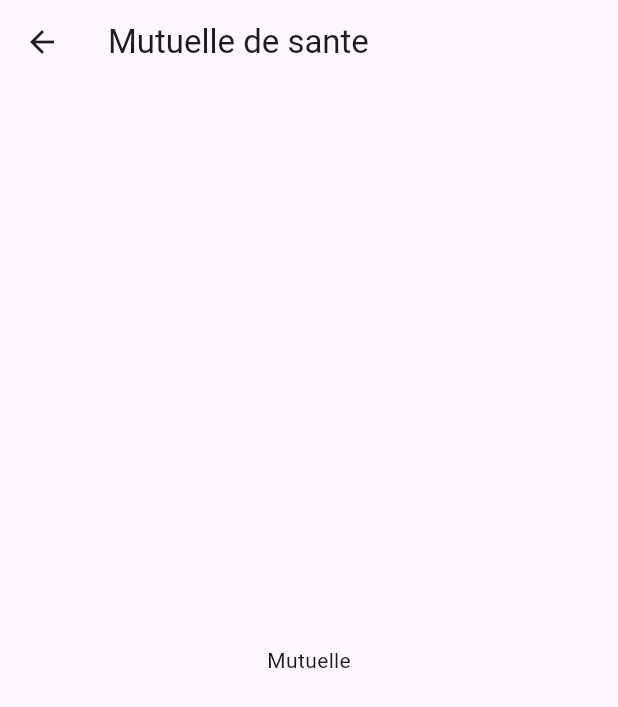
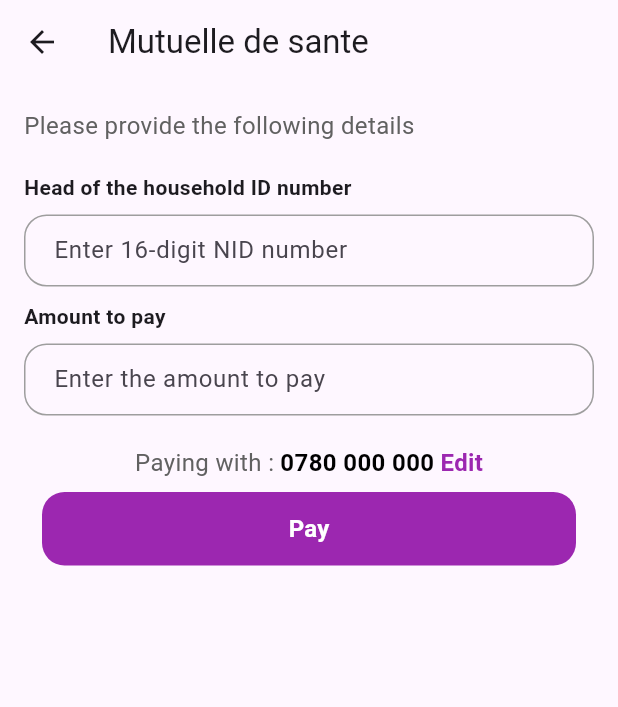
Before and after one commit to nkusikevin/pass-poc, a Flutter app: the MutuellePage screen opened directly, on a phone screen of 412 x 824 dp. Shown: the top 707 px of the screen. Run offline on Flutter 3.47's test engine with Material 3 defaults, Android fonts, the phone set to English and light mode, and no system bars; our stand-ins replace font_awesome_flutter.

Commit message:
added dynamic forms and fields

```diff
--- a/ipass_poc/lib/pages/mutuelle/page.dart
+++ b/ipass_poc/lib/pages/mutuelle/page.dart
@@ -1,4 +1,5 @@
 import 'package:flutter/material.dart';
+import 'package:ipass_poc/util/form_render.dart';
 
 class MutuellePage extends StatelessWidget {
   const MutuellePage({super.key});
@@ -9,8 +10,137 @@ class MutuellePage extends StatelessWidget {
       appBar: AppBar(
         title: Text('Mutuelle de sante'),
       ),
-      body: const Center(
-        child: Text('Mutuelle'),
+      body: Container(
+        padding: const EdgeInsets.all(16),
+        child: Column(
+          crossAxisAlignment: CrossAxisAlignment.start,
+          children: [
+            Text(
+              'Please provide the following details',
+              style: TextStyle(
+                fontSize: 16,
+                color: Colors.grey.shade700,
+              ),
+            ),
+            const SizedBox(height: 20),
+            FormRenderer(
+              formConfig: const [
+                // {
+                //   "key": "APPLICANT_FIRST_NAME",
+                //   "type": "custom-input",
+                //   "templateOptions": {
+                //     "required": true,
+                //     "textlabel": "First Name",
+                //     "placeholder": "Enter first name",
+                //   },
+                // },
+                // {
+                //   "key": "SPACE",
+                //   "type": "custom-space",
+                //   "templateOptions": {
+                //     "height": 30,
+                //   },
+                // },
+                // {
+                //   "key": "GENDER",
+                //   "type": "custom-radio",
+                //   "templateOptions": {
+                //     "textlabel": "Gender",
+                //     "options": [
+                //       {"label": "Male", "value": "male"},
+                //       {"label": "Female", "value": "female"},
+                //       {"label": "They", "value": "they"},
+                //     ],
+                //   },
+                // },
+                // {
+                //   "key": "COUNTRY",
+                //   "type": "custom-dropdown",
+                //   "templateOptions": {
+                //     "textlabel": "Country",
+                //     "options": [
+                //       {"label": "United States", "value": "us"},
+                //       {"label": "Canada", "value": "ca"},
+                //       {"label": "United Kingdom", "value": "uk"},
+                //     ],
+                //   },
+                // },
+                {
+                  "key": "NID_NUMBER",
+                  "type": "nid-fetch",
+                  "templateOptions": {
+                    "textlabel": "Head of the household ID number",
+                    "placeholder": "Enter 16-digit NID number",
+                  },
+                },
+                  {
+                  "key": "SPACE",
+                  "type": "custom-space",
+                  "templateOptions": {
+                    "height": 10,
+                  },
+                },
+                {
+                  "key": "AMOUNT",
+                  "type": "custom-input",
+                  "templateOptions": {
+                    "required": true,
+                    "textlabel": "Amount to pay",
+                    "placeholder": "Enter the amount to pay",
+                  },
+                },
+              ],
+            ),
+            const SizedBox(height: 20),
+
+            Center(
+              child: Row(
+                mainAxisAlignment: MainAxisAlignment.center,
+                children: [
+                  Text('Paying with :',
+                      style:
+                          TextStyle(fontSize: 16, color: Colors.grey.shade700)),
+                  const SizedBox(width: 4),
+                  const Text('0780 000 000',
+                      style: TextStyle(
+                          fontSize: 16,
+                          color: Colors.black,
+                          fontWeight: FontWeight.bold)),
+                  const SizedBox(width: 4),
+                  const Text('Edit',
+                      style: TextStyle(
+                          fontSize: 16,
+                          color: Colors.purple,
+                          fontWeight: FontWeight.bold)),
+                ],
+              ),
+            ),
+
+            TextButton(
+              onPressed: () {},
+              child: Container(
+                padding: const EdgeInsets.all(13),
+                width: double.infinity,
+                decoration: BoxDecoration(
+                  color: Colors.purple,
+                  borderRadius: BorderRadius.circular(15),
+                ),
+                child: const Center(
+                  child: Text(
+                    'Pay',
+                    style: TextStyle(
+                      color: Colors.white,
+                      fontSize: 16,
+                      fontWeight: FontWeight.bold,
+                    ),
+                  ),
+                ),
+              ),
+            )
+
+            // FormRenderer().getSubmitButton(),
+          ],
+        ),
       ),
     );
   }
--- /dev/null
+++ b/ipass_poc/lib/util/form_render.dart
@@ -0,0 +1,224 @@
+import 'package:flutter/material.dart';
+
+import 'nid_fetch.dart';
+
+class FormRenderer extends StatefulWidget {
+  final List<Map<String, dynamic>> formConfig;
+
+  FormRenderer({required this.formConfig});
+
+  @override
+  _FormRendererState createState() => _FormRendererState();
+}
+
+class _FormRendererState extends State<FormRenderer> {
+  final _formKey = GlobalKey<FormState>();
+  late Map<String, dynamic> _formData;
+
+  @override
+  void initState() {
+    super.initState();
+    _formData = {};
+  }
+
+  @override
+  Widget build(BuildContext context) {
+    return Form(
+      key: _formKey,
+      child: Column(
+        children: [
+          for (final fieldConfig in widget.formConfig)
+            _buildFormField(fieldConfig),
+
+        ],
+      ),
+    );
+  }
+
+  Widget _buildFormField(Map<String, dynamic> fieldConfig) {
+    final type = fieldConfig['type'];
+    final options = fieldConfig['templateOptions'];
+
+    switch (type) {
+      case 'custom-input':
+        return Column(
+          crossAxisAlignment: CrossAxisAlignment.start,
+          children: [
+            Text(
+              options['textlabel'],
+              style: const TextStyle(fontWeight: FontWeight.bold),
+            ),
+            const SizedBox(height: 8),
+            TextFormField(
+              validator: (value) =>
+                  options['required'] && (value == null || value.isEmpty)
+                      ? options['textlabel']
+                      : null,
+              decoration: InputDecoration(
+                contentPadding:
+                    const EdgeInsets.symmetric(horizontal: 16, vertical: 8),
+                hintText: options['placeholder'],
+                border: OutlineInputBorder(
+                  borderRadius: BorderRadius.circular(15),
+                  borderSide: const BorderSide(color: Colors.grey),
+                ),
+                enabledBorder: OutlineInputBorder(
+                  borderRadius: BorderRadius.circular(15),
+                  borderSide: const BorderSide(color: Colors.grey),
+                ),
+                focusedBorder: OutlineInputBorder(
+                  borderRadius: BorderRadius.circular(15),
+                  borderSide: const BorderSide(color: Colors.grey),
+                ),
+              ),
+              onSaved: (value) => _formData[fieldConfig['key']] = value,
+            ),
+          ],
+        );
+      case 'custom-radio':
+        return Column(
+          crossAxisAlignment: CrossAxisAlignment.start,
+          children: [
+            Text(
+              options['textlabel'],
+              style: const TextStyle(fontWeight: FontWeight.bold),
+            ),
+            const SizedBox(height: 8),
+            Align(
+              alignment: Alignment.centerLeft,
+              child: SingleChildScrollView(
+                scrollDirection: Axis.horizontal,
+                child: Row(
+                  mainAxisAlignment: MainAxisAlignment.start,
+                  children: [
+                    for (final option in options['options']) ...[
+                      Transform.translate(
+                        offset: const Offset(-10, 0),
+                        child: Radio<dynamic>(
+                          value: option['value'],
+                          groupValue: _formData[fieldConfig['key']],
+                          onChanged: (value) => setState(
+                              () => _formData[fieldConfig['key']] = value),
+                          materialTapTargetSize:
+                              MaterialTapTargetSize.shrinkWrap,
+                        ),
+                      ),
+                      Text(option['label']),
+                      const SizedBox(width: 16),
+                    ],
+                  ],
+                ),
+              ),
+            ),
+          ],
+        );
+      case 'custom-dropdown':
+        return Column(
+          crossAxisAlignment: CrossAxisAlignment.start,
+          children: [
+            Text(
+              options['textlabel'],
+              style: const TextStyle(fontWeight: FontWeight.bold),
+            ),
+            const SizedBox(height: 8),
+            DropdownButtonFormField(
+              decoration: InputDecoration(
+                contentPadding:
+                    const EdgeInsets.symmetric(horizontal: 16, vertical: 8),
+                border: OutlineInputBorder(
+                  borderRadius: BorderRadius.circular(15),
+                  borderSide: const BorderSide(color: Colors.grey),
+                ),
+                enabledBorder: OutlineInputBorder(
+                  borderRadius: BorderRadius.circular(15),
+                  borderSide: const BorderSide(color: Colors.grey),
+                ),
+                focusedBorder: OutlineInputBorder(
+                  borderRadius: BorderRadius.circular(15),
+                  borderSide: const BorderSide(color: Colors.grey),
+                ),
+              ),
+              items: [
+                for (final option in options['options'])
+                  DropdownMenuItem(
+                    value: option['value'],
+                    child: Text(option['label']),
+                  ),
+              ],
+              onChanged: (value) =>
+                  setState(() => _formData[fieldConfig['key']] = value),
+              value: _formData[fieldConfig['key']],
+            ),
+          ],
+        );
+      case 'custom-checkbox':
+        return Column(
+          crossAxisAlignment: CrossAxisAlignment.start,
+          children: [
+            Text(options['textlabel']),
+            for (final option in options['options'])
+              CheckboxListTile(
+                title: Text(option['label']),
+                value: _formData[fieldConfig['key']]?.contains(option['value']),
+                onChanged: (value) {
+                  final currentValues = _formData[fieldConfig['key']] ?? [];
+                  if (value == true) {
+                    currentValues.add(option['value']);
+                  } else {
+                    currentValues.remove(option['value']);
+                  }
+                  setState(() => _formData[fieldConfig['key']] = currentValues);
+                },
+              ),
+          ],
+        );
+      case "custom-space":
+        final height = (options['height'] ?? 5).toDouble();
+        return SizedBox(height: height);
+      case "nid-fetch":
+        return NIDFetchField(
+          label: options['textlabel'],
+          placeholder: options['placeholder'],
+          onNIDDetailsUpdated: (nidDetails) {
+            setState(() {
+              _formData[fieldConfig['key']] = nidDetails;
+            });
+          },
+        );
+      default:
+        return SizedBox.shrink();
+    }
+  }
+
+  void _submitForm() {
+    if (_formKey.currentState?.validate() ?? false) {
+      _formKey.currentState?.save();
+      // Process the _formData map as needed
+      print(_formData);
+    }
+  }
+
+  Widget getSubmitButton() {
+    return TextButton(
+      onPressed: _submitForm,
+      child: Container(
+        padding: const EdgeInsets.all(13),
+        width: double.infinity,
+        decoration: BoxDecoration(
+          color: Colors.blue,
+          borderRadius: BorderRadius.circular(15),
+        ),
+        child: const Center(
+          child: Text(
+            'Submit',
+            style: TextStyle(
+              color: Colors.white,
+              fontSize: 16,
+              fontWeight: FontWeight.bold,
+            ),
+          ),
+        ),
+      ),
+    );
+  }
+}
--- /dev/null
+++ b/ipass_poc/lib/util/nid_fetch.dart
@@ -0,0 +1,257 @@
+import 'package:flutter/material.dart';
+import 'package:flutter/services.dart';
+import 'dart:async';
+import 'dart:convert';
+import 'package:http/http.dart' as http;
+
+class NIDFetchField extends StatefulWidget {
+  final String label;
+  final String placeholder;
+  final Function(Map<String, dynamic>) onNIDDetailsUpdated;
+
+  NIDFetchField({
+    required this.label,
+    required this.placeholder,
+    required this.onNIDDetailsUpdated,
+  });
+
+  @override
+  _NIDFetchFieldState createState() => _NIDFetchFieldState();
+}
+
+class _NIDFetchFieldState extends State<NIDFetchField> {
+  Map<String, dynamic>? _nidDetails;
+  bool _isLoading = false;
+  String _nidNumber = '';
+  bool _hasShownPopup = false;
+
+  Future<void> _fetchNidDetails() async {
+    if (!_hasShownPopup) {
+      await _showVerificationPopup();
+    }
+
+    setState(() {
+      _isLoading = true;
+    });
+
+    try {
+      // Mock the API response
+      await Future.delayed(Duration(seconds: 2));
+      if (_nidDetails != null) {
+        widget.onNIDDetailsUpdated(_nidDetails!);
+      } else {
+        // Show verification popup again if details are null
+        await _showVerificationPopup();
+        if (_nidDetails != null) {
+          widget.onNIDDetailsUpdated(_nidDetails!);
+        } else {
+          widget.onNIDDetailsUpdated({});
+        }
+      }
+    } catch (e) {
+      _nidDetails = null;
+      widget.onNIDDetailsUpdated({});
+    } finally {
+      setState(() {
+        _isLoading = false;
+      });
+    }
+  }
+
+  Future<void> _showVerificationPopup() async {
+    String? firstName;
+    bool isVerified = false;
+    await showDialog(
+      context: context,
+      barrierDismissible: false,
+      builder: (context) => AlertDialog(
+          title: Row(
+            mainAxisAlignment: MainAxisAlignment.spaceBetween,
+            children: [
+              const Text(
+                'Verification',
+                style: TextStyle(fontSize: 20, fontWeight: FontWeight.bold),
+              ),
+              IconButton(
+                icon: const Icon(Icons.close),
+                onPressed: () {
+                  _nidDetails = null;
+                  Navigator.of(context).pop();
+                },
+              ),
+            ],
+          ),
+          content: Column(
+            crossAxisAlignment: CrossAxisAlignment.start,
+            mainAxisSize: MainAxisSize.min,
+            children: [
+              const Text(
+                  'Please enter one of the names of the owner of this ID number'),
+              const SizedBox(height: 16),
+              const Text(
+                'First Name',
+                style: TextStyle(fontWeight: FontWeight.bold),
+              ),
+              const SizedBox(height: 8),
+              TextField(
+                decoration: InputDecoration(
+                  contentPadding:
+                      const EdgeInsets.symmetric(horizontal: 16, vertical: 4),
+                  hintText: "Enter the first name",
+                  border: OutlineInputBorder(
+                    borderRadius: BorderRadius.circular(15),
+                    borderSide: BorderSide(color: Colors.grey.shade100),
+                  ),
+                  enabledBorder: OutlineInputBorder(
+                    borderRadius: BorderRadius.circular(15),
+                    borderSide: const BorderSide(color: Colors.grey),
+                  ),
+                  focusedBorder: OutlineInputBorder(
+                    borderRadius: BorderRadius.circular(15),
+                    borderSide: const BorderSide(color: Colors.grey),
+                  ),
+                ),
+                onChanged: (value) {
+                  firstName = value;
+                },
+              ),
+            ],
+          ),
+          actions: [
+            Container(
+              width: double.infinity,
+              child: TextButton(
+                style: TextButton.styleFrom(
+                  backgroundColor: Colors.blue,
+                  padding: const EdgeInsets.symmetric(vertical: 14),
+                  shape: RoundedRectangleBorder(
+                    borderRadius: BorderRadius.circular(20),
+                  ),
+                ),
+                onPressed: () {
+                  if (firstName != null && firstName!.isNotEmpty) {
+                    if (firstName!.toLowerCase() == 'john') {
+                      isVerified = true;
+                      _nidDetails = {
+                        'firstName': 'John',
+                        'lastName': 'Doe',
+                        'nidNumber': _nidNumber,
+                        'countryOfBirth': 'United States',
+                      };
+                    } else {
+                      _nidDetails = null;
+                      ScaffoldMessenger.of(context).showSnackBar(
+                        const SnackBar(
+                          content: Text('Incorrect name. Please try again.'),
+                          duration: Duration(seconds: 2),
+                        ),
+                      );
+                    }
+                    _hasShownPopup = true;
+                    Navigator.of(context).pop();
+                  }
+                },
+                child: const Text(
+                  'Continue',
+                  style: TextStyle(color: Colors.white),
+                ),
+              ),
+            ),
+          ]),
+    );
+
+    setState(() {
+      if (!isVerified) {
+        _nidDetails = null;
+      }
+    });
+  }
+
+  @override
+  Widget build(BuildContext context) {
+    return Column(
+      crossAxisAlignment: CrossAxisAlignment.start,
+      children: [
+        Text(
+          widget.label,
+          style: const TextStyle(
+            fontWeight: FontWeight.bold,
+            fontSize: 14,
+          ),
+        ),
+        const SizedBox(height: 8),
+        TextFormField(
+          inputFormatters: [
+            FilteringTextInputFormatter.digitsOnly,
+            LengthLimitingTextInputFormatter(16),
+          ],
+          validator: (value) {
+            if (value == null || value.isEmpty || value.length != 16) {
+              return 'Please enter a valid 16-digit NID number';
+            }
+            return null;
+          },
+          decoration: InputDecoration(
+            hintText: widget.placeholder,
+            border: OutlineInputBorder(
+              borderRadius: BorderRadius.circular(15.0),
+              borderSide: BorderSide(color: Colors.grey.shade200),
+            ),
+            enabledBorder: OutlineInputBorder(
+              borderRadius: BorderRadius.circular(15.0),
+              borderSide: const BorderSide(color: Colors.grey),
+            ),
+            focusedBorder: OutlineInputBorder(
+              borderRadius: BorderRadius.circular(15.0),
+              borderSide: const BorderSide(color: Colors.grey),
+            ),
+            contentPadding:
+                const EdgeInsets.symmetric(horizontal: 16, vertical: 8),
+            suffixIcon: _isLoading
+                ? Container(
+                    margin: const EdgeInsets.only(right: 10),
+                    width: 20,
+                    height: 20,
+                    child: const Center(
+                      child: CircularProgressIndicator(
+                        strokeWidth: 2,
+                      ),
+                    ),
+                  )
+                : null,
+          ),
+          onChanged: (value) {
+            setState(() {
+              _nidNumber = value;
+            });
+            if (value.length == 16) {
+              _fetchNidDetails();
+            }
+          },
+        ),
+        if (_nidDetails != null)
+          Container(
+            margin: const EdgeInsets.only(top: 7),
+            width: double.infinity,
+            child: Card(
+              child: Padding(
+                padding: const EdgeInsets.all(16.0),
+                child: Column(
+                  crossAxisAlignment: CrossAxisAlignment.start,
+                  children: [
+                    const Text('Applicant Details',
+                        style: TextStyle(fontWeight: FontWeight.bold)),
+                    const SizedBox(height: 8),
+                    Text('First Name: ${_nidDetails?['firstName']}'),
+                    Text('Last Name: ${_nidDetails?['lastName']}'),
+                    Text('NID Number: ${_nidDetails?['nidNumber']}'),
+                    Text('Country of Birth: ${_nidDetails?['countryOfBirth']}'),
+                  ],
+                ),
+              ),
+            ),
+          ),
+      ],
+    );
+  }
+}
--- a/ipass_poc/pubspec.yaml
+++ b/ipass_poc/pubspec.yaml
@@ -31,6 +31,7 @@ dependencies:
   flutter:
     sdk: flutter
   font_awesome_flutter: ^10.7.0
+  http: ^1.2.2
 
   # The following adds the Cupertino Icons font to your application.
   # Use with the CupertinoIcons class for iOS style icons.
```
Also changed, not shown: ipass_poc/pubspec.lock.
